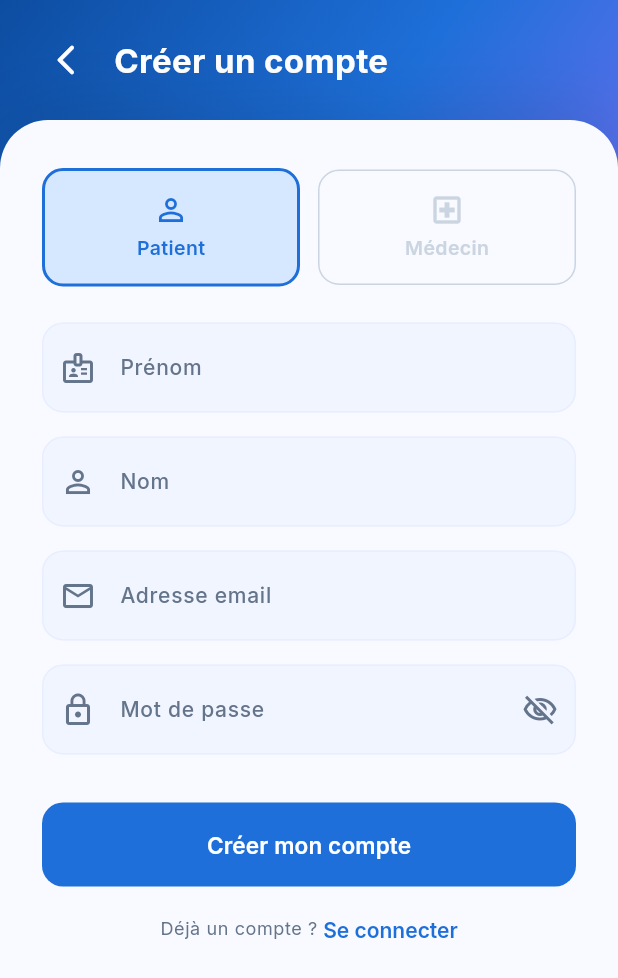
After one commit to BalaAndegue/CSCM_PROJECT, a Flutter app: the RegisterPage screen opened by its route, on a phone screen of 412 x 824 dp. The commit adds this screen. Shown: the top 978 px of the screen. Run offline on Flutter 3.47's test engine with Material 3 defaults, Android fonts, the phone set to English and light mode, and no system bars; our stand-ins replace flutter_riverpod, flutter_secure_storage, go_router, google_fonts; accounts and stored records are empty.

Commit message:
register handle

```diff
--- /dev/null
+++ b/lib/features/auth/presentation/pages/register_page.dart
@@ -0,0 +1,302 @@
+import 'package:flutter/material.dart';
+import 'package:go_router/go_router.dart';
+import '../../../../core/routes/app_router.dart';
+import '../../../../core/theme/app_colors.dart';
+
+class RegisterPage extends StatefulWidget {
+  const RegisterPage({super.key});
+
+  @override
+  State<RegisterPage> createState() => _RegisterPageState();
+}
+
+class _RegisterPageState extends State<RegisterPage> {
+  final _formKey = GlobalKey<FormState>();
+  final _nomController = TextEditingController();
+  final _prenomController = TextEditingController();
+  final _emailController = TextEditingController();
+  final _passwordController = TextEditingController();
+  bool _obscurePassword = true;
+  String _selectedRole = 'PATIENT';
+
+  @override
+  void dispose() {
+    _nomController.dispose();
+    _prenomController.dispose();
+    _emailController.dispose();
+    _passwordController.dispose();
+    super.dispose();
+  }
+
+  void _submit() {
+    if (!_formKey.currentState!.validate()) return;
+    // TODO: appeler l'API d'inscription
+    ScaffoldMessenger.of(context).showSnackBar(
+      const SnackBar(
+        content: Text('Fonctionnalité d\'inscription bientôt disponible.'),
+        backgroundColor: Colors.orange,
+      ),
+    );
+  }
+
+  @override
+  Widget build(BuildContext context) {
+    final isDark = Theme.of(context).brightness == Brightness.dark;
+
+    return Scaffold(
+      body: Stack(
+        children: [
+          // Background
+          Container(
+            height: MediaQuery.of(context).size.height * 0.35,
+            decoration: BoxDecoration(
+              gradient: isDark
+                  ? AppColors.darkHeroGradient
+                  : AppColors.heroGradient,
+            ),
+          ),
+          SafeArea(
+            child: Column(
+              children: [
+                // Header
+                Padding(
+                  padding:
+                      const EdgeInsets.symmetric(horizontal: 20, vertical: 16),
+                  child: Row(
+                    children: [
+                      IconButton(
+                        onPressed: () => context.go(AppRoutes.login),
+                        icon: const Icon(Icons.arrow_back_ios_new_rounded,
+                            color: Colors.white),
+                      ),
+                      const SizedBox(width: 8),
+                      const Text(
+                        'Créer un compte',
+                        style: TextStyle(
+                          fontSize: 22,
+                          fontWeight: FontWeight.w700,
+                          color: Colors.white,
+                        ),
+                      ),
+                    ],
+                  ),
+                ),
+
+                // Form card
+                Expanded(
+                  child: Container(
+                    decoration: BoxDecoration(
+                      color: isDark
+                          ? AppColors.surfaceDark
+                          : AppColors.surfaceLight,
+                      borderRadius: const BorderRadius.vertical(
+                          top: Radius.circular(32)),
+                      boxShadow: [
+                        BoxShadow(
+                          color: Colors.black.withAlpha(30),
+                          blurRadius: 40,
+                          offset: const Offset(0, -8),
+                        ),
+                      ],
+                    ),
+                    child: SingleChildScrollView(
+                      padding: const EdgeInsets.fromLTRB(28, 32, 28, 24),
+                      child: Form(
+                        key: _formKey,
+                        child: Column(
+                          crossAxisAlignment: CrossAxisAlignment.stretch,
+                          children: [
+                            // Role selector
+                            Row(
+                              children: [
+                                _RoleChip(
+                                  label: 'Patient',
+                                  icon: Icons.person_outline,
+                                  selected: _selectedRole == 'PATIENT',
+                                  onTap: () =>
+                                      setState(() => _selectedRole = 'PATIENT'),
+                                ),
+                                const SizedBox(width: 12),
+                                _RoleChip(
+                                  label: 'Médecin',
+                                  icon: Icons.local_hospital_outlined,
+                                  selected: _selectedRole == 'MEDECIN',
+                                  onTap: () =>
+                                      setState(() => _selectedRole = 'MEDECIN'),
+                                ),
+                              ],
+                            ),
+                            const SizedBox(height: 24),
+
+                            // Prénom
+                            TextFormField(
+                              controller: _prenomController,
+                              textInputAction: TextInputAction.next,
+                              textCapitalization: TextCapitalization.words,
+                              decoration: const InputDecoration(
+                                labelText: 'Prénom',
+                                prefixIcon: Icon(Icons.badge_outlined),
+                              ),
+                              validator: (v) => (v == null || v.isEmpty)
+                                  ? 'Champ requis'
+                                  : null,
+                            ),
+                            const SizedBox(height: 16),
+
+                            // Nom
+                            TextFormField(
+                              controller: _nomController,
+                              textInputAction: TextInputAction.next,
+                              textCapitalization: TextCapitalization.words,
+                              decoration: const InputDecoration(
+                                labelText: 'Nom',
+                                prefixIcon: Icon(Icons.person_outline),
+                              ),
+                              validator: (v) => (v == null || v.isEmpty)
+                                  ? 'Champ requis'
+                                  : null,
+                            ),
+                            const SizedBox(height: 16),
+
+                            // Email
+                            TextFormField(
+                              controller: _emailController,
+                              keyboardType: TextInputType.emailAddress,
+                              textInputAction: TextInputAction.next,
+                              decoration: const InputDecoration(
+                                labelText: 'Adresse email',
+                                prefixIcon: Icon(Icons.email_outlined),
+                              ),
+                              validator: (v) {
+                                if (v == null || v.isEmpty) {
+                                  return 'Champ requis';
+                                }
+                                if (!RegExp(r'^[^@]+@[^@]+\.[^@]+')
+                                    .hasMatch(v)) {
+                                  return 'Email invalide';
+                                }
+                                return null;
+                              },
+                            ),
+                            const SizedBox(height: 16),
+
+                            // Password
+                            TextFormField(
+                              controller: _passwordController,
+                              obscureText: _obscurePassword,
+                              textInputAction: TextInputAction.done,
+                              onFieldSubmitted: (_) => _submit(),
+                              decoration: InputDecoration(
+                                labelText: 'Mot de passe',
+                                prefixIcon: const Icon(Icons.lock_outline),
+                                suffixIcon: IconButton(
+                                  icon: Icon(_obscurePassword
+                                      ? Icons.visibility_off_outlined
+                                      : Icons.visibility_outlined),
+                                  onPressed: () => setState(
+                                      () => _obscurePassword = !_obscurePassword),
+                                ),
+                              ),
+                              validator: (v) {
+                                if (v == null || v.isEmpty) return 'Champ requis';
+                                if (v.length < 6) {
+                                  return 'Au moins 6 caractères';
+                                }
+                                return null;
+                              },
+                            ),
+                            const SizedBox(height: 32),
+
+                            SizedBox(
+                              height: 56,
+                              child: FilledButton(
+                                onPressed: _submit,
+                                child: const Text('Créer mon compte'),
+                              ),
+                            ),
+                            const SizedBox(height: 20),
+
+                            Row(
+                              mainAxisAlignment: MainAxisAlignment.center,
+                              children: [
+                                Text(
+                                  'Déjà un compte ? ',
+                                  style: Theme.of(context).textTheme.bodySmall,
+                                ),
+                                TextButton(
+                                  onPressed: () => context.go(AppRoutes.login),
+                                  style: TextButton.styleFrom(
+                                    padding: EdgeInsets.zero,
+                                    minimumSize: Size.zero,
+                                    tapTargetSize:
+                                        MaterialTapTargetSize.shrinkWrap,
+                                  ),
+                                  child: const Text('Se connecter'),
+                                ),
+                              ],
+                            ),
+                          ],
+                        ),
+                      ),
+                    ),
+                  ),
+                ),
+              ],
+            ),
+          ),
+        ],
+      ),
+    );
+  }
+}
+
+class _RoleChip extends StatelessWidget {
+  const _RoleChip({
+    required this.label,
+    required this.icon,
+    required this.selected,
+    required this.onTap,
+  });
+
+  final String label;
+  final IconData icon;
+  final bool selected;
+  final VoidCallback onTap;
+
+  @override
+  Widget build(BuildContext context) {
+    final color = selected
+        ? Theme.of(context).colorScheme.primary
+        : Theme.of(context).colorScheme.outline;
+
+    return Expanded(
+      child: GestureDetector(
+        onTap: onTap,
+        child: AnimatedContainer(
+          duration: const Duration(milliseconds: 200),
+          padding: const EdgeInsets.symmetric(vertical: 14),
+          decoration: BoxDecoration(
+            color: selected
+                ? Theme.of(context).colorScheme.primaryContainer
+                : Colors.transparent,
+            borderRadius: BorderRadius.circular(14),
+            border: Border.all(color: color, width: selected ? 2 : 1),
+          ),
+          child: Column(
+            children: [
+              Icon(icon, color: color, size: 24),
+              const SizedBox(height: 4),
+              Text(
+                label,
+                style: TextStyle(
+                    color: color,
+                    fontWeight: FontWeight.w600,
+                    fontSize: 13),
+              ),
+            ],
+          ),
+        ),
+      ),
+    );
+  }
+}
```
Also changed, not shown: lib/core/routes/app_router.dart (+17 -1 lines), lib/features/auth/presentation/pages/forgot_password_page.dart (added, +197 -0 lines), lib/features/auth/presentation/widgets/login_form.dart (+4 -6 lines), 1 other file.
